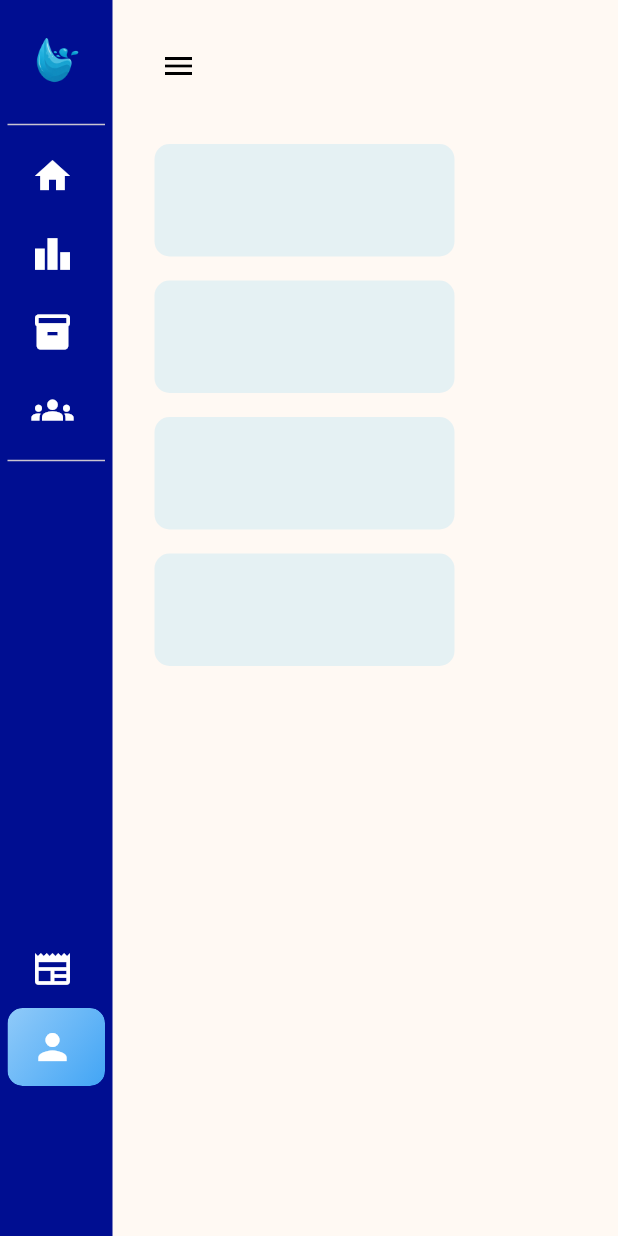
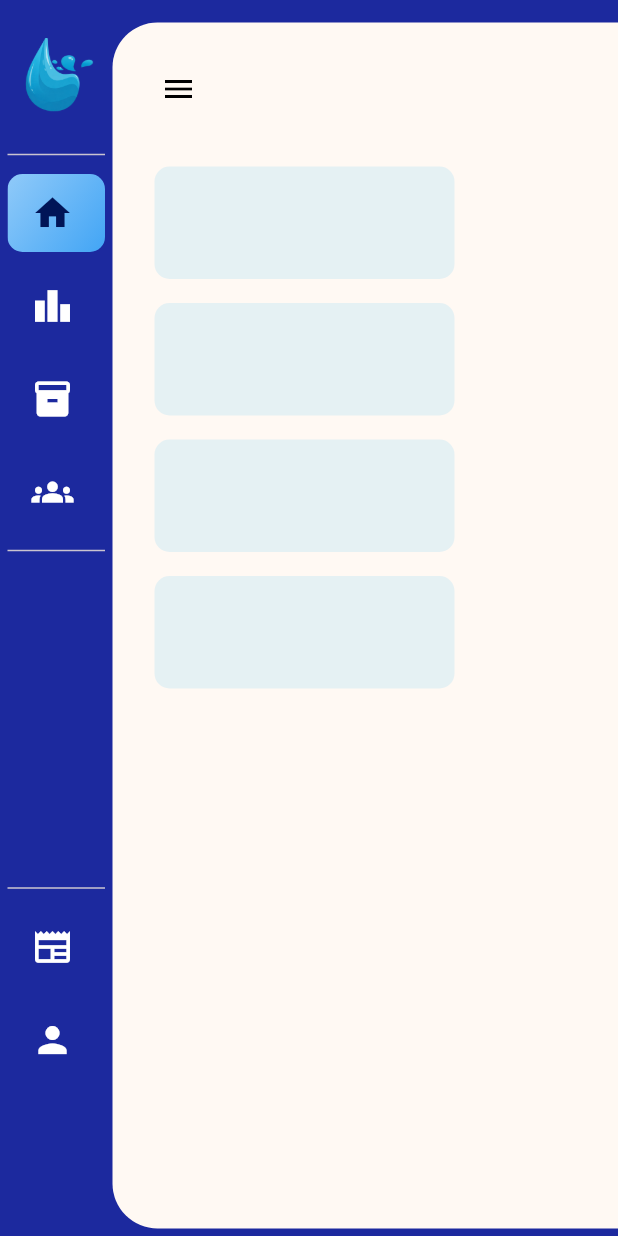
Before and after one commit to MistaPepe/haven7_flutterweb, a Flutter app: the MediumLayout screen opened directly, after a tap on the "close" icon, on a phone screen of 412 x 824 dp. Run offline on Flutter 3.47's test engine with Material 3 defaults, Android fonts, the phone set to English and light mode, and no system bars; our stand-ins replace fl_chart, google_fonts.

Commit message:
ready for the body

```diff
--- a/lib/provider/general.dart
+++ b/lib/provider/general.dart
@@ -6,7 +6,7 @@ class DrawerRouter {
   static bool isDrawerOpen = false;
   //XD HAHAHAHAH
   static List<bool> isHovered = [false, false, false, false, false, false];
-  static String currentPage = 'Account';
+  static String currentPage = 'Dashboard';
 }
 
 enum AdminDrawer {
--- a/lib/ui/component_widgets/router_page_components/dashboard_components.dart
+++ b/lib/ui/component_widgets/router_page_components/dashboard_components.dart
@@ -2,15 +2,8 @@ import 'package:flutter/material.dart';
 
 import '../components.dart';
 
-class CardStatisticsWrapper extends StatefulWidget {
+class CardStatisticsWrapper extends StatelessWidget {
   const CardStatisticsWrapper({super.key});
-
-  @override
-  State<CardStatisticsWrapper> createState() => _CardStatisticsWrapperState();
-}
-
-class _CardStatisticsWrapperState extends State<CardStatisticsWrapper> {
-
 
   @override
   Widget build(BuildContext context) {
@@ -24,3 +17,12 @@ class _CardStatisticsWrapperState extends State<CardStatisticsWrapper> {
                             baseWidth: 200, baseHeight: 75, child: Container()),],);
   }
 }
+
+class UpperCardTemplate extends StatelessWidget {
+  const UpperCardTemplate({super.key});
+
+  @override
+  Widget build(BuildContext context) {
+    return const Placeholder();
+  }
+}
--- a/lib/ui/component_widgets/router_page_components/router_bar_icons.dart
+++ b/lib/ui/component_widgets/router_page_components/router_bar_icons.dart
@@ -1,7 +1,9 @@
 import 'package:flutter/material.dart';
+import 'package:google_fonts/google_fonts.dart';
 import '../../../provider/provider.dart';
 
 // building block for icon and the name of the router
+//builds row to return an icon and name only. not the whole row
 mixin RouterList {
   Widget routerRow(
       BuildContext context, String name, IconData icon, bool isHover) {
@@ -21,18 +23,20 @@ mixin RouterList {
     return ClipRRect(
       borderRadius: BorderRadius.circular(10),
       child: Tooltip(
+        waitDuration: const Duration(milliseconds: 1000),
         decoration: BoxDecoration(
           borderRadius: BorderRadius.circular(10),
           color: Colors.blueGrey.withOpacity(0.8),
           border: Border.all(color: Colors.white),
         ),
-        textStyle: TextStyle(
+        textStyle: const TextStyle(
           fontSize: 12,
           color: Colors.white,
         ),
-        padding: EdgeInsets.all(8),
+        padding: const EdgeInsets.all(8),
         message: name,
         child: Container(
+          margin: const EdgeInsets.fromLTRB(0, 5, 0, 5),
           decoration: BoxDecoration(
             gradient: LinearGradient(
                 begin: Alignment.topLeft,
@@ -45,12 +49,21 @@ mixin RouterList {
               : const EdgeInsets.fromLTRB(16, 12, 0, 12),
           child: Row(
             children: [
-              Icon(icon, color: Colors.white, size: 28),
+              Icon(icon,
+                  color: (DrawerRouter.currentPage == name)
+                      ? const Color.fromARGB(255, 1, 21, 87)
+                      : Colors.white,
+                  size: 28),
               if (DrawerRouter.isDrawerOpen) const SizedBox(width: 15),
               if (DrawerRouter.isDrawerOpen)
                 Text(
                   name,
-                  style: const TextStyle(fontSize: 14, color: Colors.white),
+                  style: TextStyle(
+                    fontSize: 14,
+                    color: (DrawerRouter.currentPage == name)
+                        ? const Color.fromARGB(255, 1, 21, 87)
+                        : Colors.white,
+                  ),
                 ),
             ],
           ),
@@ -80,22 +93,25 @@ abstract class DrawerRouterList extends StatefulWidget with RouterList {
               children: [
                 Padding(
                   padding: (DrawerRouter.isDrawerOpen)
-                      ? EdgeInsets.fromLTRB(0, 20, 10, 20)
-                      : EdgeInsets.fromLTRB(0, 20, 0, 20),
-                  child: Image.asset(
-                    'lib/src/h7logo.png',
-                    width: 30,
-                    height: 30,
+                      ? const EdgeInsets.fromLTRB(0, 20, 10, 20)
+                      : const EdgeInsets.fromLTRB(0, 20, 0, 20),
+                  child: AnimatedContainer(
+                    duration: const Duration(milliseconds: 250),
+                    curve: Curves.easeInOut,
+                    width: (DrawerRouter.isDrawerOpen) ? 70 : 50,
+                      height: (DrawerRouter.isDrawerOpen) ? 70 : 50,
+                    child: Image.asset(
+                      'lib/src/h7logo.png',
+                    ),
                   ),
                 ),
                 if (DrawerRouter.isDrawerOpen)
-                  Text(
-                    'Haven 7!',
-                    style: TextStyle(
-                      fontSize: 20,
+                    Text(
+                    'Haven 7',
+                    style: GoogleFonts.lato(
+                      fontSize: 25,
                       fontWeight: FontWeight.w900,
-                      fontFamily: 'Montserrat',
-                      color: Color.fromARGB(255, 255, 255, 255),
+                      color:const Color.fromARGB(255, 255, 255, 255),
                       letterSpacing: 1.2,
                     ),
                   ),
@@ -156,10 +172,10 @@ class _DrawerRouterListState extends State<DrawerRouterList> {
           ]),
         ),
         Expanded(
-          child: Column(
-            mainAxisAlignment: MainAxisAlignment.end,
-            children: routerListMap(low: true),
-          ),
+          child: Column(mainAxisAlignment: MainAxisAlignment.end, children: [
+            const Divider(),
+            ...routerListMap(low: true),
+          ]),
         )
       ],
     );
@@ -180,7 +196,7 @@ class CustomDrawerMediumAndDesktop extends DrawerRouterList {
         duration: const Duration(milliseconds: 250),
         width: DrawerRouter.isDrawerOpen ? 250 : 75,
         height: double.infinity,
-        color: const Color.fromARGB(255, 0, 14, 145),
+        color: const Color.fromARGB(255, 28, 41, 158),
         child: layoutDrawer(routerList));
   }
 }
@@ -194,7 +210,7 @@ class CustomDrawerMobile extends DrawerRouterList {
         shape: const BeveledRectangleBorder(),
         child: Container(
             height: double.infinity,
-            color: const Color.fromARGB(255, 0, 14, 145),
+            color: const Color.fromARGB(255, 28, 41, 158),
             child: layoutDrawer(routerList)));
   }
 }
--- a/lib/ui/responsive_layout.dart
+++ b/lib/ui/responsive_layout.dart
@@ -5,6 +5,29 @@ import 'package:haven7_flutterweb/ui/responsive_layouts/mobile_layout.dart';
 import 'package:flutter/material.dart';
 
 import '../provider/provider.dart';
+
+
+class Websitelayout extends StatefulWidget {
+  const Websitelayout({super.key});
+
+  @override
+  State<Websitelayout> createState() => _WebsitelayoutState();
+}
+
+class _WebsitelayoutState extends State<Websitelayout> {
+   @override
+  Widget build(BuildContext context) {
+    return const MaterialApp(
+      debugShowCheckedModeBanner: false,
+      home: ResponsiveLayout(
+        smallSize: MobileLayout(),
+        mediumSize: MediumLayout(),
+        largeSize: DesktopLayout(),
+      ),
+    );
+  }
+}
+
 
 class ResponsiveLayout extends StatelessWidget {
   final Widget smallSize;
@@ -33,24 +56,3 @@ class ResponsiveLayout extends StatelessWidget {
     });
   }
 }
-
-class Websitelayout extends StatefulWidget {
-  const Websitelayout({super.key});
-
-  @override
-  State<Websitelayout> createState() => _WebsitelayoutState();
-}
-
-class _WebsitelayoutState extends State<Websitelayout> {
-   @override
-  Widget build(BuildContext context) {
-    return const MaterialApp(
-      debugShowCheckedModeBanner: false,
-      home: ResponsiveLayout(
-        smallSize: MobileLayout(),
-        mediumSize: MediumLayout(),
-        largeSize: DesktopLayout(),
-      ),
-    );
-  }
-}
--- a/lib/ui/responsive_layouts/medium_layout.dart
+++ b/lib/ui/responsive_layouts/medium_layout.dart
@@ -10,6 +10,14 @@ class MediumLayout extends StatefulWidget {
 }
 
 class _MediumLayoutState extends State<MediumLayout> {
+  Widget tabControl() {
+    if (DrawerRouter.currentPage == 'Dashboard') {
+      return const DashboardMedium();
+    } else {
+      return const Placeholder();
+    }
+  }
+
   @override
   Widget build(BuildContext context) {
     var menuButton = IconButton(
@@ -29,7 +37,7 @@ class _MediumLayoutState extends State<MediumLayout> {
       },
     );
     return Scaffold(
-      backgroundColor: const Color.fromARGB(255, 255, 249, 243),
+      backgroundColor: const Color.fromARGB(255, 28, 41, 158),
       body: Center(
         child: Row(
           children: [
@@ -39,23 +47,30 @@ class _MediumLayoutState extends State<MediumLayout> {
 
             //Body Widget
             Expanded(
+              child: Container(
+                margin:const EdgeInsets.fromLTRB(0, 15, 0, 5),
+                decoration: const BoxDecoration(
+                    color:  Color.fromARGB(255, 255, 249, 243),
+                    borderRadius: BorderRadius.only(
+                      bottomLeft: Radius.circular(30),
+                      topLeft: Radius.circular(30),
+                    )),
                 child: Padding(
                   padding: const EdgeInsets.all(20.0),
                   child: Column(
                     crossAxisAlignment: CrossAxisAlignment.start,
                     children: [
-                    //appbar
+                      //appbar or top body
                       Row(
                         children: [
                           menuButton,
+                          //appbar widget
                         ],
                       ),
                       const SizedBox(height: 20),
-
-                    //First Column
-                    //TODO: edit this to make it responsive to pages
-                    const CardStatisticsWrapper(),
+                      tabControl()
                     ],
+                  ),
                 ),
               ),
             ),
@@ -65,3 +80,17 @@ class _MediumLayoutState extends State<MediumLayout> {
     );
   }
 }
+
+class DashboardMedium extends StatefulWidget {
+  const DashboardMedium({super.key});
+
+  @override
+  State<DashboardMedium> createState() => _DashboardMediumState();
+}
+
+class _DashboardMediumState extends State<DashboardMedium> {
+  @override
+  Widget build(BuildContext context) {
+    return const CardStatisticsWrapper();
+  }
+}
--- a/lib/ui/responsive_layouts/mobile_layout.dart
+++ b/lib/ui/responsive_layouts/mobile_layout.dart
@@ -22,8 +22,7 @@ class _MobileLayoutState extends State<MobileLayout> {
       body: Center(
         child: Column(
           children: [
-            Stack(children: [
-            ]),
+           CardStatisticsWrapper(),
             Text('butu'),
           ],
         ),
--- a/pubspec.yaml
+++ b/pubspec.yaml
@@ -38,6 +38,7 @@ dependencies:
   fl_chart: ^0.69.0
   bloc: ^8.1.4
   flutter_bloc: ^8.1.6
+  google_fonts: ^6.2.1
 
 dev_dependencies:
   flutter_test:
@@ -88,6 +89,6 @@ flutter:
   #       - asset: fonts/TrajanPro.ttf
   #       - asset: fonts/TrajanPro_Bold.ttf
   #         weight: 700
-  #
+
   # For details regarding fonts from package dependencies,
   # see https://flutter.dev/custom-fonts/#from-packages
```
Also changed, not shown: lib/const/theme.dart (+2 -14 lines), lib/ui/responsive_layouts/desktop_layout.dart (+10 -22 lines), lib/src/h7logo.png, pubspec.lock. Lines whose indentation alone changed are shown as unchanged.
